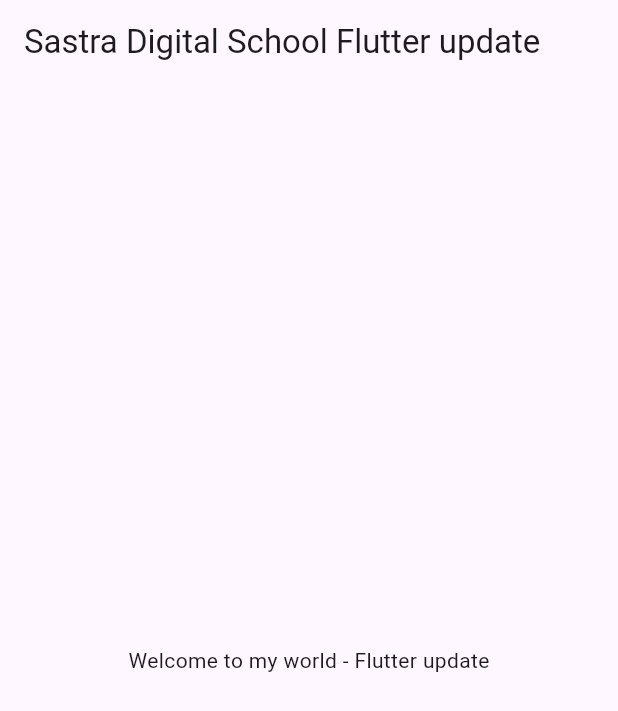
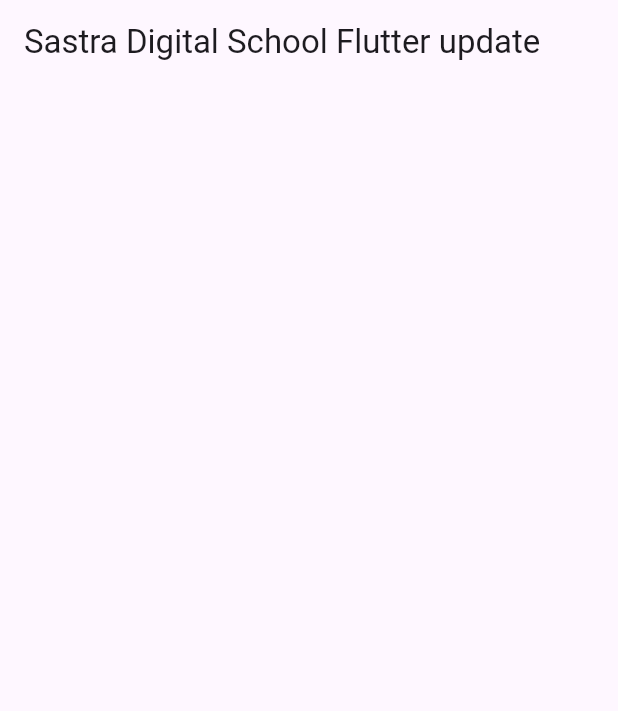
Before and after one commit to Sastra-Digital-School/first_flutter_project_weekend, a Flutter app: the screen it shows after launch, on a phone screen of 412 x 824 dp. Shown: the top 711 px of the screen. Run offline on Flutter 3.47's test engine with Material 3 defaults, Android fonts, the phone set to English and light mode, and no system bars.

Commit message:
Update home_screen.dart Date: 26-04-2025

```diff
--- a/lib/screen/home_screen.dart
+++ b/lib/screen/home_screen.dart
@@ -7,7 +7,6 @@ class HomeScreen extends StatelessWidget {
   Widget build(BuildContext context) {
     return Scaffold(
       appBar: AppBar(title: Text('Sastra Digital School Flutter update')),
-      body: Center(child: Text('Welcome to my world - Flutter update')),
     );
   }
 }
```
